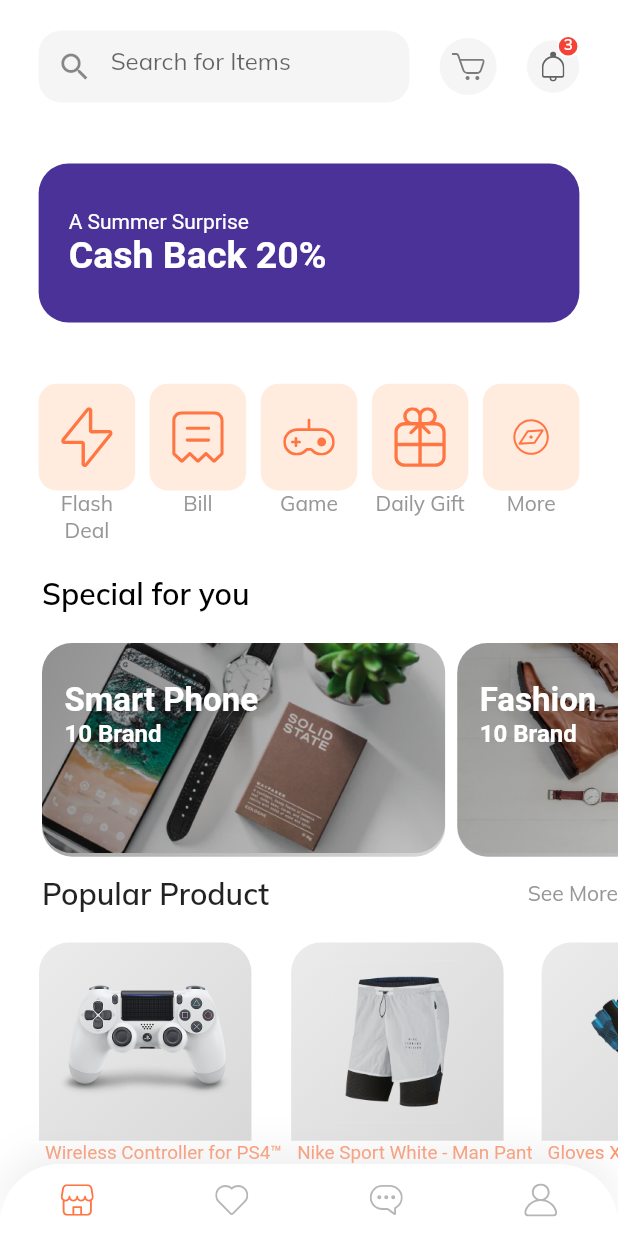
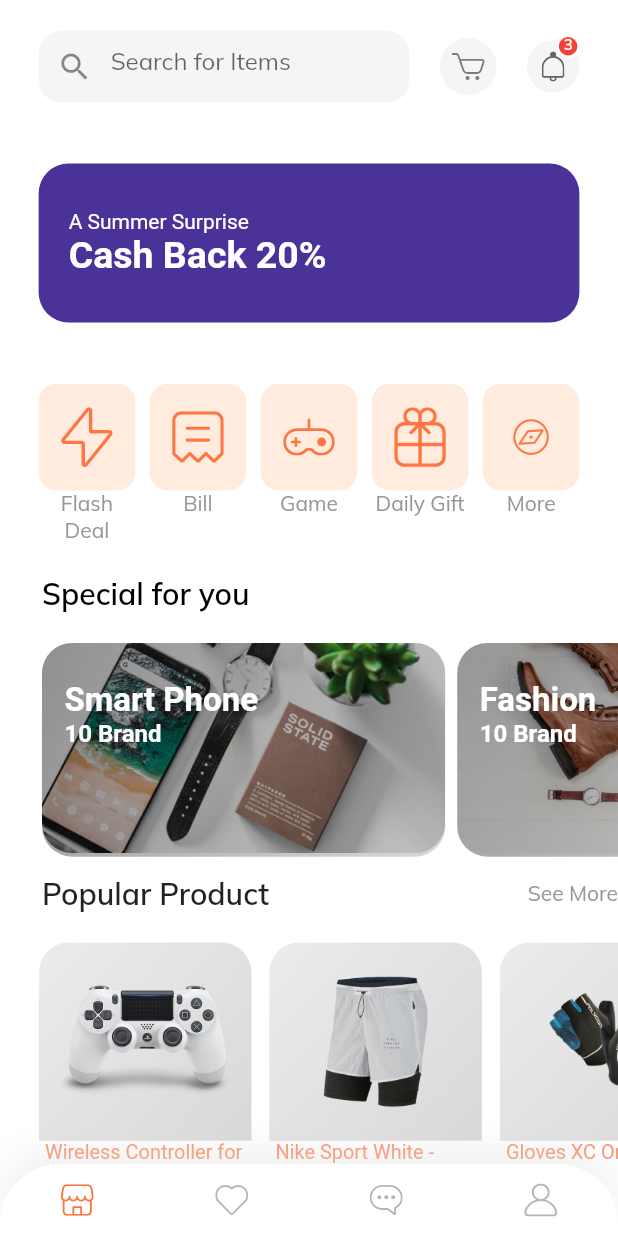
Before and after one commit to imziaurrehman/Ecommerce-UI-Project, a Flutter app: the Home_Screen screen opened by its route, on a phone screen of 412 x 824 dp. Run offline on Flutter 3.47's test engine with Material 2 defaults, Android fonts, the phone set to English and light mode, and no system bars; our stand-ins replace flutter_svg.

Commit message:
we just added different screeen im sure you will like it

```diff
--- a/ecommerce_mobile_app/lib/screens/home/components/popular_products.dart
+++ b/ecommerce_mobile_app/lib/screens/home/components/popular_products.dart
@@ -67,12 +67,12 @@
   // final GestureTapCallback press;
   @override
   Widget build(BuildContext context) {
-    return InkWell(
+    return GestureDetector(
       onTap: () {
         Navigator.pushReplacementNamed(context, Detail_Screen.routeName,
             arguments: ProductsArguments(products: products));
       },
-      borderRadius: BorderRadius.circular(20),
+      // borderRadius: BorderRadius.circular(20),
       child: Column(crossAxisAlignment: CrossAxisAlignment.start, children: [
         Container(
           height: getPropotionatelayoutheight(130),
@@ -96,12 +96,16 @@
             // width: 150,
           ),
         ),
-        Padding(
-          padding: const EdgeInsets.only(left: 10),
+        Container(
+          padding: const EdgeInsets.only(left: 10, bottom: 10),
+          width: getPropotionatelayoutWidth(110),
           child: RichText(
             text: TextSpan(
                 text: "${products.title}\n",
-                style: TextStyle(color: kprimarycolor.withOpacity(0.8)),
+                style: TextStyle(
+                    color: kprimarycolor.withOpacity(
+                  0.8,
+                )),
                 children: [
                   TextSpan(
                     text: "\$${products.amount}",
@@ -112,7 +116,8 @@
                   )
                 ]),
             maxLines: 3,
-            textScaleFactor: 0.9,
+            textScaleFactor: 0.95,
+            overflow: TextOverflow.ellipsis,
           ),
         ),
       ]),
--- a/ecommerce_mobile_app/pubspec.yaml
+++ b/ecommerce_mobile_app/pubspec.yaml
@@ -35,6 +35,8 @@
   # Use with the CupertinoIcons class for iOS style icons.
   cupertino_icons: ^1.0.2
   flutter_svg: ^0.22.0
+  cloud_firestore: ^3.4.0
+
 
 dev_dependencies:
   flutter_test:
```
Also changed, not shown: ecommerce_mobile_app/pubspec.lock, 3 other files.
